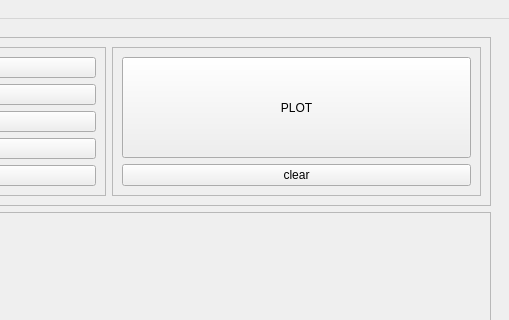
Above: psychsim-gui-main.ui from usc-psychsim/psychsim-eval-gui before the change; both pictures show x 291 to 800 and y 0 to 320 of the 800 by 652 pixel window. Below: the same form after it.
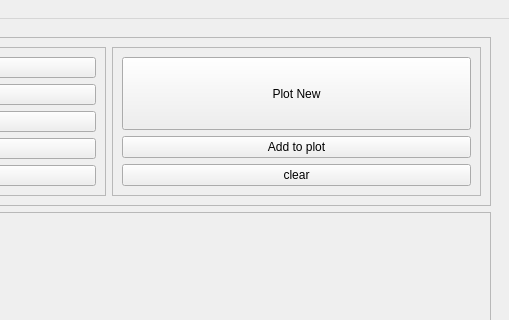
That is the form after the change. The open tabs and pages were chosen to show the change.

The edit to the form file:
```diff
--- a/psychsim-gui-main.ui
+++ b/psychsim-gui-main.ui
@@ -827,7 +827,14 @@
                  </sizepolicy>
                 </property>
                 <property name="text">
-                 <string>PLOT</string>
+                 <string>Plot New</string>
+                </property>
+               </widget>
+              </item>
+              <item>
+               <widget class="QPushButton" name="add_plot_button">
+                <property name="text">
+                 <string>Add to plot</string>
                 </property>
                </widget>
               </item>
```
